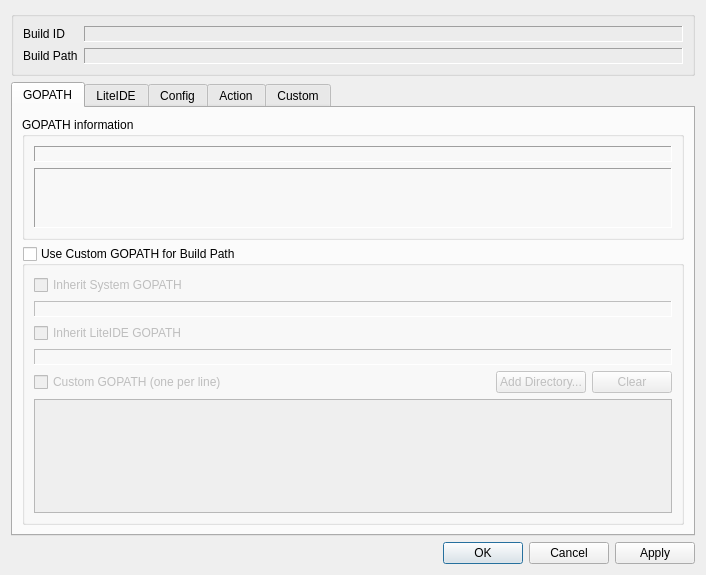
This is liteidex/src/plugins/litebuild/buildconfigdialog.ui in visualfc/liteide as Qt 5 draws it before an edit. The edited form follows.
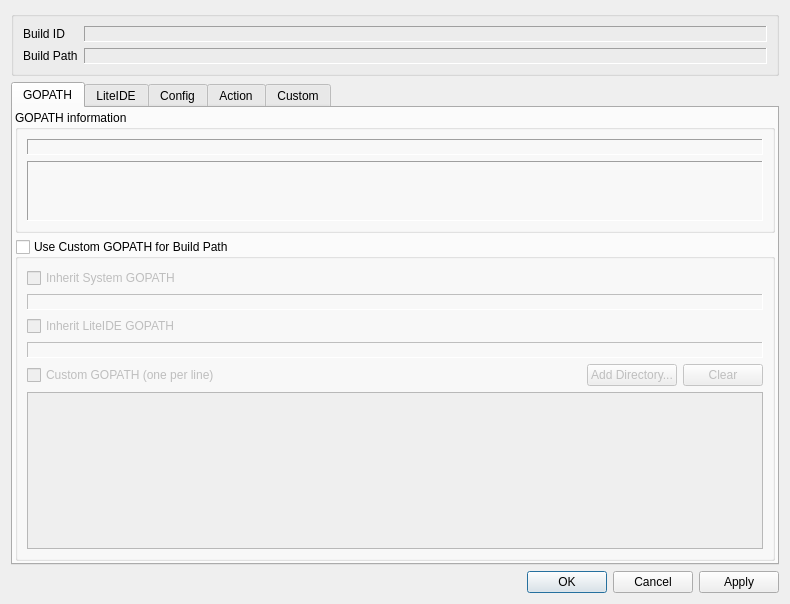
This is the edited form.

Commit message: litebuild: resize config ui

The edit to the form file:
```diff
--- a/liteidex/src/plugins/litebuild/buildconfigdialog.ui
+++ b/liteidex/src/plugins/litebuild/buildconfigdialog.ui
@@ -6,8 +6,8 @@
    <rect>
     <x>0</x>
     <y>0</y>
-    <width>706</width>
-    <height>575</height>
+    <width>790</width>
+    <height>604</height>
    </rect>
   </property>
   <property name="windowTitle">
@@ -85,6 +85,18 @@
        <string>GOPATH</string>
       </attribute>
       <layout class="QVBoxLayout" name="verticalLayout_6">
+       <property name="leftMargin">
+        <number>2</number>
+       </property>
+       <property name="topMargin">
+        <number>2</number>
+       </property>
+       <property name="rightMargin">
+        <number>2</number>
+       </property>
+       <property name="bottomMargin">
+        <number>2</number>
+       </property>
        <item>
         <widget class="QGroupBox" name="gopathInfoGroupBox">
          <property name="title">
```
Left out of the diff: 48 changed lines with no effect on the pictures. The commit also changes 1 other file.
